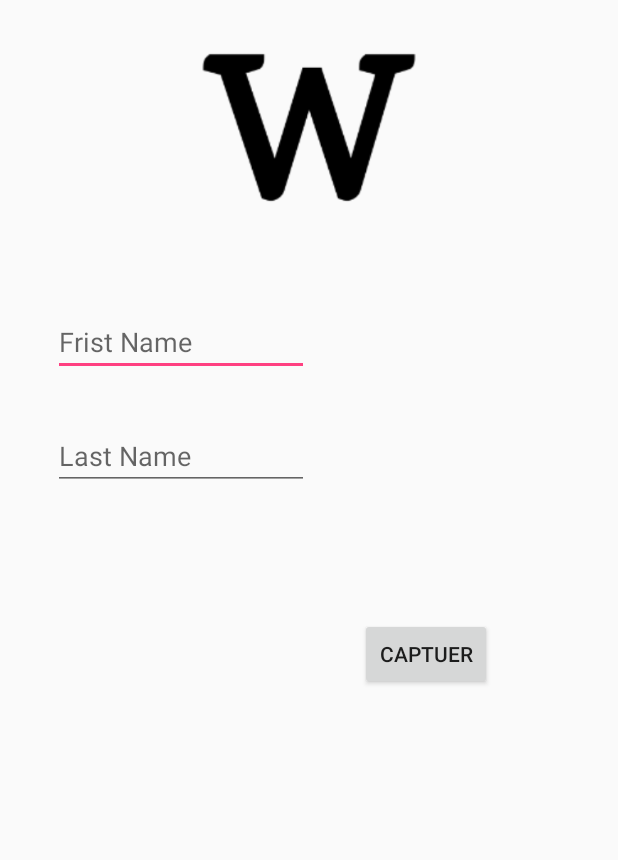
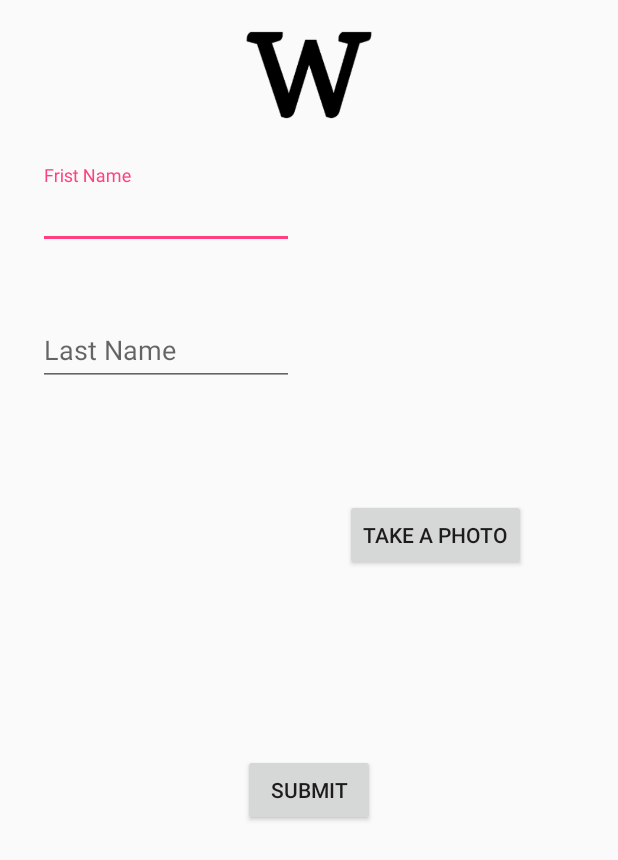
Before and after one commit to MosaabAhmedMohamed/Wattary-Android-Interface, an Android app: the layout activity_sign_up.xml on its own in the app's theme, with its tools: preview values and no code run, on a phone screen of 412 x 824 dp. Shown: the top 860 px of the screen. Run offline under Robolectric (Android 15) with nearby library versions, the phone set to English and light mode, and no system bars.

Commit message:
some change in SignUp activity

```diff
--- a/app/src/main/res/layout/activity_sign_up.xml
+++ b/app/src/main/res/layout/activity_sign_up.xml
@@ -7,7 +7,7 @@
     tools:context="wattary.com.wattary.SignUp">
     <LinearLayout
         android:layout_width="match_parent"
-        android:layout_height="170dp"
+        android:layout_height="100dp"
         android:id="@+id/WattaryView"
         >
         <ImageView
@@ -18,16 +18,14 @@
 
     </LinearLayout>
 
-<LinearLayout
+<android.support.design.widget.TextInputLayout
     android:layout_width="match_parent"
     android:layout_height="wrap_content"
-    android:padding="20dp"
+    android:padding="10dp"
     android:orientation="vertical"
-    android:id="@+id/EditTextLayout"
+    android:id="@+id/EditTextLayout1"
     android:layout_below="@id/WattaryView"
     >
-
-
     <EditText
         android:id="@+id/FristNameET"
         android:layout_width="wrap_content"
@@ -38,6 +36,16 @@
         android:hint="Frist Name"
         />
 
+
+</android.support.design.widget.TextInputLayout>
+
+<android.support.design.widget.TextInputLayout
+    android:layout_width="match_parent"
+    android:layout_height="wrap_content"
+    android:padding="10dp"
+    android:orientation="vertical"
+    android:id="@+id/EditTextLayout2"
+    android:layout_below="@id/EditTextLayout1">
     <EditText
         android:id="@+id/LastNameET"
         android:layout_width="wrap_content"
@@ -45,39 +53,48 @@
         android:ems="8"
         android:inputType="textPersonName"
         android:layout_margin="15dp"
-        android:hint="Last Name" />
+        android:hint="Last Name"
+        />
+</android.support.design.widget.TextInputLayout>
+
+<LinearLayout
+
+    android:layout_width="match_parent"
+
+    android:orientation="horizontal"
+    android:layout_below="@id/EditTextLayout2"
+    android:id="@+id/CaptureLayout"
+    android:layout_height="220dp">
+   <ImageView
+       android:id="@+id/myViewSginup"
+       android:layout_width="200dp"
+       android:layout_margin="10dp"
+       android:layout_height="200dp" />
+    <Button
+        android:id="@+id/CaptuerSignUp"
+        android:layout_width="wrap_content"
+        android:layout_height="wrap_content"
+        android:layout_marginLeft="10dp"
+        android:layout_marginTop="50dp"
+        android:text="Take a photo"
+        android:onClick="CaptuerSignUpOnClick"
+        />
 
 </LinearLayout>
 
 <LinearLayout
-
     android:layout_width="match_parent"
-    android:orientation="horizontal"
-    android:layout_below="@id/EditTextLayout"
-
-    android:layout_height="match_parent">
-    <FrameLayout
-        android:id="@+id/CameraViewSignUp"
-        android:layout_width="150dp"
-        android:layout_height="155dp"
-        android:padding="5dp"
-        android:layout_marginLeft="40dp"
-        >
-
-    </FrameLayout>
+    android:layout_height="wrap_content"
+    android:orientation="vertical"
+    android:layout_below="@id/CaptureLayout">
     <Button
-        android:id="@+id/CaptuerSignUp"
         android:layout_width="wrap_content"
         android:layout_height="wrap_content"
-        android:layout_margin="50dp"
-        android:text="Captuer"
-        android:onClick="CaptuerSignUpOnClick"
+        android:text="Submit"
+        android:layout_gravity="center"
+
         />
-
-
-
 </LinearLayout>
 
 
-
 </RelativeLayout>
```
Also changed, not shown: app/src/main/java/wattary/com/wattary/LoginActivity.java (+5 -4 lines), app/src/main/java/wattary/com/wattary/SignUp.java (+29 -20 lines), app/src/main/res/layout/activity_login.xml (+4 -12 lines).
